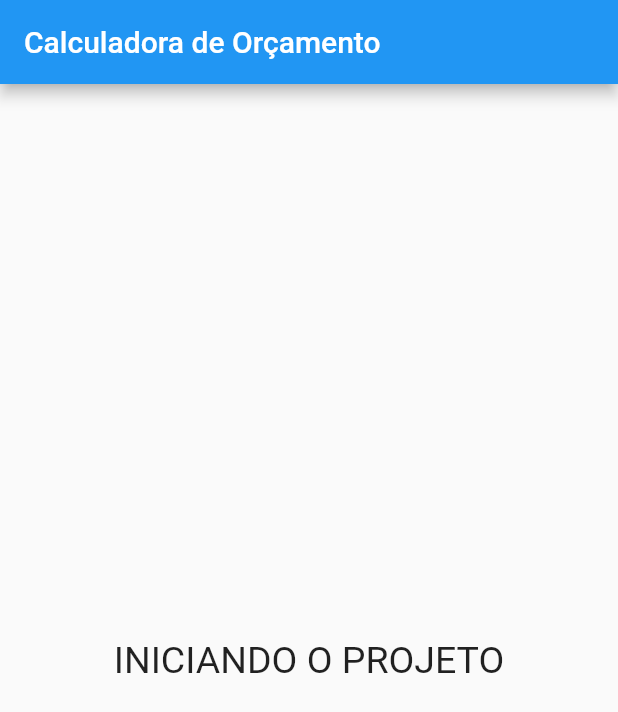
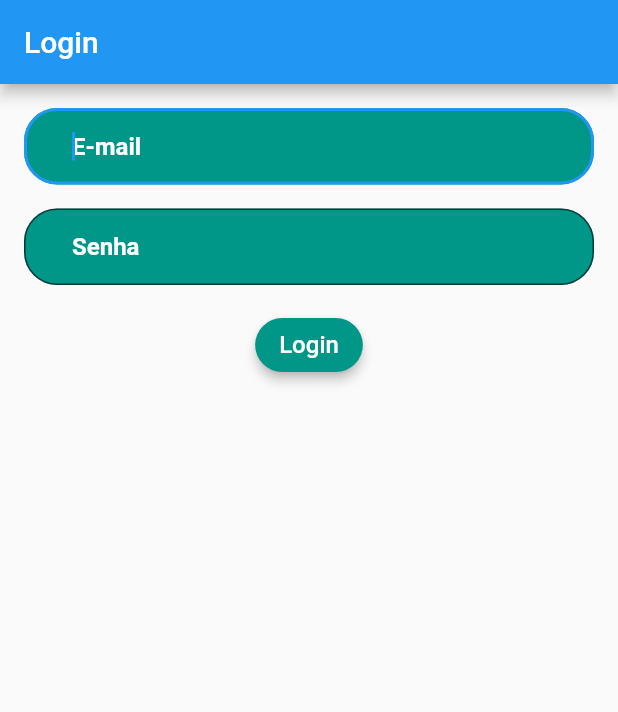
Before and after one commit to GianCarloRumachella/CalculadoraOrcamento, a Flutter app: the screen it shows after launch, on a phone screen of 412 x 824 dp. Shown: the top 712 px of the screen. Run offline on Flutter 3.47's test engine with Material 2 defaults, Android fonts, the phone set to English and light mode, and no system bars; our stand-ins replace cloud_firestore, firebase_auth, firebase_core; accounts and stored records are empty.

Commit message:
criação da tela de Login e aplicação de funcionalidades

```diff
--- a/lib/Home.dart
+++ b/lib/Home.dart
@@ -1,4 +1,3 @@
-import 'package:calc_orcamento/model/ItemOrcamento.dart';
 import 'package:flutter/material.dart';
 import 'package:calc_orcamento/bloc/LoginBloc.dart';
 import 'package:calc_orcamento/bloc/OrcamentoBloc.dart';
@@ -16,20 +15,20 @@ class _HomeState extends State<Home> {
 
   @override
   Widget build(BuildContext context) {
-    final valorUnitario = orcBloc.calculaValorUnitario(7.00, 12);
+    /* final valorUnitario = orcBloc.calculaValorUnitario(7.00, 12);
     final valorReal = orcBloc.calculaValorReal(valorUnitario, 12);
     ItemOrcamento itemOrcamento = ItemOrcamento("farinha", 12, 7.00, 5,
-        valorUnitario: valorUnitario, valorReal: valorReal);
+        valorUnitario: valorUnitario, valorReal: valorReal); */
     //calcBloc.criarUsuario("giancarlo.rumachella@gmail.com", "123456");
     //calcBloc.verficaUsuarioLogado();
     //calcBloc.logaUsuario("giancarlo.rumachella@gmail.com", "123456");
     //calcBloc.deslogaUsuario();
     //orcBloc.criaOrcamento("Orcamento teste2", itensOrc);
-    orcBloc.adicionaItemOrcamento("Bolo", itemOrcamento.toMap());
+    //orcBloc.adicionaItemOrcamento("Bolo", itemOrcamento.toMap());
     /* orcBloc.adicionaItemOrcamento("Orcamento teste 2", itensOrc2);
     orcBloc.adicionaItemOrcamento("Orcamento teste 2", itensOrc); */
     //orcBloc.deletaItemOrcamento("eUawsebJNh6kV26dDXVJ", "Orcamento teste 2");
-    orcBloc.recuperaOrcamento("Bolo");
+    //orcBloc.recuperaOrcamento("Bolo");
     return Scaffold(
       appBar: AppBar(
         title: Text("Calculadora de Orçamento"),
@@ -37,10 +36,7 @@ class _HomeState extends State<Home> {
       body: Center(
         child: Container(
           padding: EdgeInsets.all(32),
-          child: Text(
-            "INICIANDO O PROJETO",
-            style: TextStyle(fontSize: 25),
-          ),
+          child: Text("TELA DE HOME"),
         ),
       ),
     );
--- /dev/null
+++ b/lib/Pages/Cadastro.dart
@@ -0,0 +1,15 @@
+import 'package:flutter/material.dart';
+
+class Cadastro extends StatefulWidget {
+  const Cadastro({Key key}) : super(key: key);
+
+  @override
+  _CadastroState createState() => _CadastroState();
+}
+
+class _CadastroState extends State<Cadastro> {
+  @override
+  Widget build(BuildContext context) {
+    return Container();
+  }
+}
--- /dev/null
+++ b/lib/Pages/Login.dart
@@ -0,0 +1,116 @@
+import 'package:calc_orcamento/Home.dart';
+import 'package:calc_orcamento/Pages/Cadastro.dart';
+import 'package:calc_orcamento/bloc/LoginBloc.dart';
+import 'package:flutter/material.dart';
+
+class Login extends StatefulWidget {
+  const Login({Key key}) : super(key: key);
+
+  @override
+  _LoginState createState() => _LoginState();
+}
+
+class _LoginState extends State<Login> {
+  TextEditingController _emailController = TextEditingController();
+  TextEditingController _senhaController = TextEditingController();
+  LoginBloc _loginBloc = LoginBloc();
+
+  @override
+  void initState() {
+    super.initState();
+
+    _checaSeUsuarioEstaLogado();
+  }
+
+  _checaSeUsuarioEstaLogado() async {
+    if (await _loginBloc.verficaUsuarioLogado()) {
+      Navigator.push(context, MaterialPageRoute(builder: (context) => Home()));
+    } else {
+      /* Navigator.push(
+          context, MaterialPageRoute(builder: (context) => Cadastro())); */
+    }
+  }
+
+  @override
+  Widget build(BuildContext context) {
+    return Scaffold(
+      appBar: AppBar(
+        title: Text("Login"),
+      ),
+      body: SingleChildScrollView(
+        child: Column(
+          children: [
+            Padding(
+              padding: const EdgeInsets.only(
+                  bottom: 16, top: 16, left: 16, right: 16),
+              child: TextField(
+                controller: _emailController,
+                autofocus: true,
+                keyboardType: TextInputType.emailAddress,
+                style: TextStyle(
+                  fontSize: 16,
+                  fontWeight: FontWeight.bold,
+                ),
+                decoration: InputDecoration(
+                  contentPadding: EdgeInsets.fromLTRB(32, 16, 32, 16),
+                  hintText: "E-mail",
+                  hintStyle: TextStyle(color: Colors.white),
+                  filled: true,
+                  fillColor: Colors.teal,
+                  border: OutlineInputBorder(
+                    borderRadius: BorderRadius.circular(22),
+                  ),
+                ),
+              ),
+            ),
+            Padding(
+              padding: const EdgeInsets.only(
+                  bottom: 16, top: 0, left: 16, right: 16),
+              child: TextField(
+                controller: _senhaController,
+                keyboardType: TextInputType.text,
+                obscureText: true,
+                style: TextStyle(
+                  fontSize: 16,
+                  fontWeight: FontWeight.bold,
+                ),
+                decoration: InputDecoration(
+                  contentPadding: EdgeInsets.fromLTRB(32, 16, 32, 16),
+                  hintText: "Senha",
+                  hintStyle: TextStyle(color: Colors.white),
+                  filled: true,
+                  fillColor: Colors.teal,
+                  border: OutlineInputBorder(
+                    borderRadius: BorderRadius.circular(22),
+                  ),
+                ),
+              ),
+            ),
+            ElevatedButton(
+              style: ElevatedButton.styleFrom(
+                primary: Colors.teal,
+                elevation: 3,
+                shape: RoundedRectangleBorder(
+                  borderRadius: BorderRadius.all(
+                    Radius.circular(21),
+                  ),
+                ),
+              ),
+              child: Text(
+                "Login",
+                style: TextStyle(
+                  fontSize: 16,
+                  color: Colors.white,
+                ),
+              ),
+              onPressed: () {
+                _loginBloc.logaUsuario(
+                    _emailController.text, _senhaController.text, context);
+              },
+            ),
+          ],
+        ),
+      ),
+    );
+  }
+}
--- a/lib/bloc/LoginBloc.dart
+++ b/lib/bloc/LoginBloc.dart
@@ -1,7 +1,13 @@
+import 'package:calc_orcamento/Home.dart';
 import 'package:firebase_auth/firebase_auth.dart';
+import 'package:flutter/cupertino.dart';
+import 'package:flutter/material.dart';
 
 class LoginBloc {
   FirebaseAuth auth = FirebaseAuth.instance;
+
+//** VERIFICAR SE USUARIO E SENHA SÃO VALIDOS */
+
 
   criarUsuario(String email, String senha) {
     auth
@@ -13,17 +19,19 @@ class LoginBloc {
     });
   }
 
-  verficaUsuarioLogado() async {
+  Future<bool> verficaUsuarioLogado() async {
     User usuarioAtual =  auth.currentUser;
 
     if (usuarioAtual != null) {
       print("usuario logado: ${usuarioAtual.email}");
+      return true;
     } else {
       print("usuario deslogado");
+      return false;
     }
   }
 
-  logaUsuario(String email, String senha) {
+   logaUsuario(String email, String senha, context) {
     auth
         .signInWithEmailAndPassword(
       email: email,
@@ -31,8 +39,11 @@ class LoginBloc {
     )
         .then((firebaseUser) {
       print("usuario logado");
+     Navigator.push(context, MaterialPageRoute(builder: (context)=> Home()));
+
     }).catchError((erro) {
       print("erro ao logar o usuario" + erro.toString());
+
     });
   }
 
--- a/lib/main.dart
+++ b/lib/main.dart
@@ -1,12 +1,15 @@
-import 'package:calc_orcamento/Home.dart';
+import 'package:calc_orcamento/Pages/Login.dart';
+import 'package:calc_orcamento/bloc/LoginBloc.dart';
 import 'package:firebase_core/firebase_core.dart';
 import 'package:flutter/material.dart';
 
 void main() async {
   WidgetsFlutterBinding.ensureInitialized();
   await Firebase.initializeApp();
+  LoginBloc _loginbloc = LoginBloc();
+  _loginbloc.deslogaUsuario();
 
   runApp(MaterialApp(
-    home: Home(),
+    home: Login(),
   ));
 }
```
